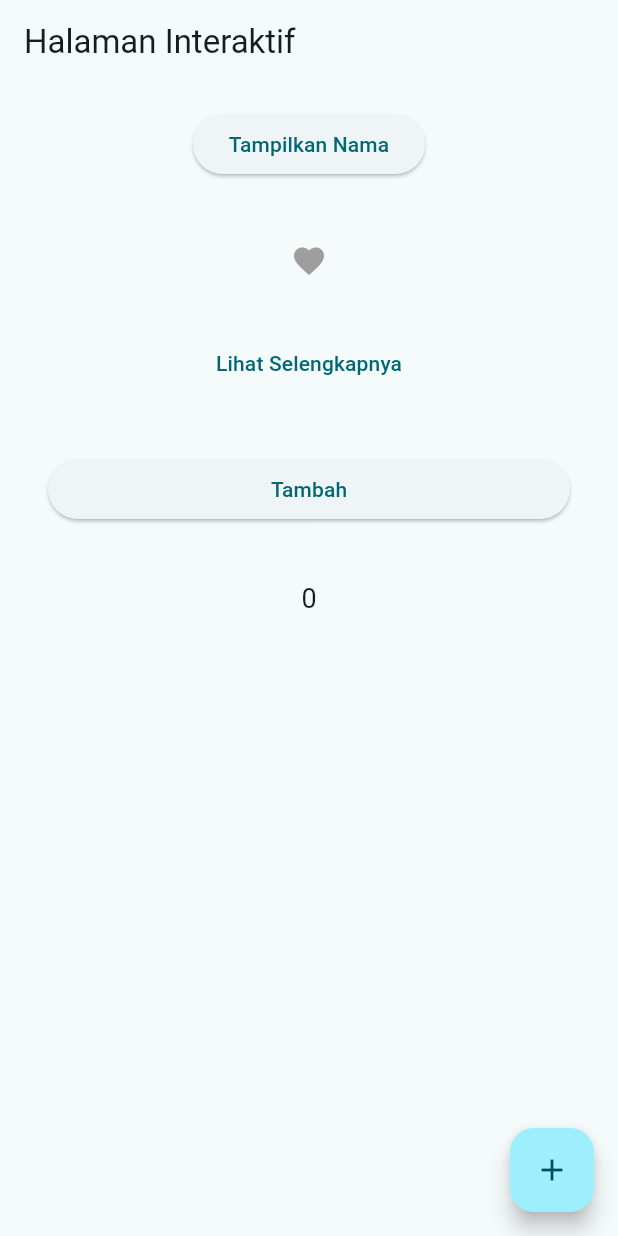
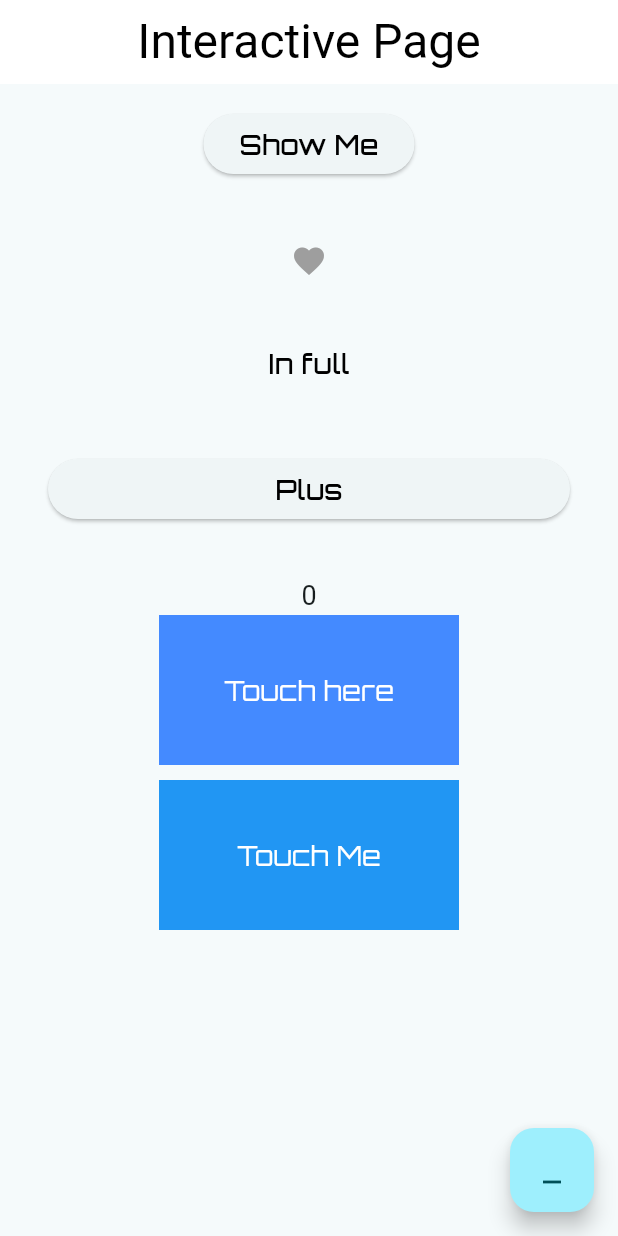
Before and after one commit to raulinsightslab/tugas1flutter, a Flutter app: the screen it shows after launch, on a phone screen of 412 x 824 dp. Run offline on Flutter 3.47's test engine with Material 3 defaults, Android fonts, the light colour scheme and no system bars; our stand-ins replace google_fonts; Roboto replaces fonts that are missing (Bitcount).

Commit message:
Tugas 5 is done

```diff
--- a/lib/Tugas_5/tugas_5_flutter.dart
+++ b/lib/Tugas_5/tugas_5_flutter.dart
@@ -8,24 +8,36 @@ class Tugas5Flutter extends StatefulWidget {
 }
 
 class _Tugas5FlutterState extends State<Tugas5Flutter> {
-  String nama = "Nama saya Raul Akbarullah"; // Data nama
-  bool showName = false; // Status untuk menampilkan teks atau tidak
+  String name = "Hello";
+  bool showName = false;
   bool showLike = false;
-  String deskripsi = "bla bla bla";
+  String deskripsi = "Am i worth to be loved?";
   bool showDesk = false;
   int count = 0;
+  bool showKotakTeks = false;
 
   @override
   Widget build(BuildContext context) {
     return Scaffold(
-      appBar: AppBar(title: const Text('Halaman Interaktif')),
+      appBar: AppBar(
+        title: Text(
+          'Interactive Page',
+          style: TextStyle(
+            fontFamily: "Bitcount",
+            fontSize: 32,
+            color: Colors.black,
+          ),
+        ),
+        backgroundColor: Colors.white,
+        centerTitle: true,
+      ),
       floatingActionButton: FloatingActionButton(
         onPressed: () {
           setState(() {
-            count++;
+            count--;
           });
         },
-        child: Icon(Icons.add),
+        child: Icon(Icons.minimize),
       ),
 
       body: Padding(
@@ -37,14 +49,40 @@ class _Tugas5FlutterState extends State<Tugas5Flutter> {
               ElevatedButton(
                 onPressed: () {
                   setState(() {
-                    showName = !showName; // Toggle status
+                    showName = !showName;
                   });
                 },
-                child: Text(showName ? "Sembunyikan" : "Tampilkan Nama"),
+                child: Text(
+                  showName ? "Hide" : "Show Me",
+                  style: TextStyle(
+                    fontSize: 18,
+                    color: Colors.black,
+                    fontFamily: "Orbitron",
+                  ),
+                ),
               ),
               const SizedBox(height: 10),
-              // Tampilkan teks jika showName = true
-              if (showName) Text(nama, style: TextStyle(fontSize: 16)),
+
+              if (showName)
+              Column (children: [
+                Text(
+                  name,
+                  style: TextStyle(
+                    fontFamily: "Orbitron",
+                    fontSize: 18,
+                    color: Colors.black,
+                  ),
+                ),
+                SizedBox(height: 20),
+                Image.asset(
+                'assets/images/image_3.jpg',
+                width: 90,
+                height: 100,
+                fit: BoxFit.cover,
+              ),
+              ]
+              ),
+
               SizedBox(height: 20),
 
               // 2. LikeButton
@@ -61,7 +99,15 @@ class _Tugas5FlutterState extends State<Tugas5Flutter> {
                     color: showLike ? Colors.red : Colors.grey,
                   ),
 
-                  if (showLike) Text("disukai", style: TextStyle(fontSize: 16)),
+                  if (showLike)
+                    Text(
+                      "Thank You for loving me",
+                      style: TextStyle(
+                        fontSize: 18,
+                        color: Colors.black,
+                        fontFamily: "Orbitron",
+                      ),
+                    ),
                   SizedBox(height: 20),
                 ],
               ),
@@ -75,15 +121,29 @@ class _Tugas5FlutterState extends State<Tugas5Flutter> {
                         showDesk = !showDesk;
                       });
                     },
-                    child: const Text("Lihat Selengkapnya"),
+                    child: const Text(
+                      "In full",
+                      style: TextStyle(
+                        fontSize: 18,
+                        color: Colors.black,
+                        fontFamily: "Orbitron",
+                      ),
+                    ),
                   ),
                   if (showDesk)
-                    Text("bla bla bla", style: TextStyle(fontSize: 16)),
+                    Text(
+                      "Am i worth to be loved?",
+                      style: TextStyle(
+                        fontFamily: "Orbitron",
+                        fontSize: 15,
+                        color: Colors.black,
+                      ),
+                    ),
                   SizedBox(height: 20),
                 ],
               ),
 
-              //4.
+              //4. Add
               Column(
                 children: [
                   Padding(
@@ -97,14 +157,80 @@ class _Tugas5FlutterState extends State<Tugas5Flutter> {
                           });
                           print(count);
                         },
-                        child: Text("Tambah"),
+                        child: Text(
+                          "Plus",
+                          style: TextStyle(
+                            color: Colors.black,
+                            fontFamily: "Orbitron",
+                            fontSize: 18,
+                          ),
+                        ),
                       ),
                     ),
                   ),
-                  SizedBox(height: 20),
+                  SizedBox(height: 18),
                   Text(count.toString(), style: TextStyle(fontSize: 18)),
                 ],
               ),
+
+              //5. Inkwell
+              InkWell(
+                onTap: () {
+                  // Saat kotak ditekan
+                  setState(() {
+                    showKotakTeks = !showKotakTeks;
+                  });
+                  print("Kotak disentuh");
+                },
+                child: Container(
+                  width: 200,
+                  height: 100,
+                  color: Colors.blueAccent,
+                  alignment: Alignment.center,
+                  child: Text(
+                    "Touch here",
+                    style: TextStyle(
+                      fontSize: 18,
+                      color: Colors.white,
+                      fontFamily: "Orbitron",
+                    ),
+                  ),
+                ),
+              ),
+              SizedBox(height: 10),
+              if (showKotakTeks)
+                Text(
+                  "Kotak disentuh!",
+                  style: TextStyle(color: Colors.black, fontFamily: "Orbitron"),
+                ),
+
+              GestureDetector(
+                onTap: () {
+                  print("Ditekan Sekali");
+                },
+                onDoubleTap: () {
+                  print("Ditekan Dua Kali");
+                },
+
+                onLongPress: () {
+                  print("Tahan Lama");
+                },
+                child: Container(
+                  alignment: Alignment.center,
+                  color: Colors.blue,
+                  height: 100,
+                  width: 200,
+                  child: Text(
+                    "Touch Me",
+                    style: TextStyle(
+                      fontSize: 18,
+                      color: Colors.white,
+                      fontFamily: "Orbitron",
+                    ),
+                  ),
+                ),
+              ),
+              SizedBox(height: 10),
             ],
           ),
         ),
```
Also changed, not shown: assets/images/image_3.jpg (added).
